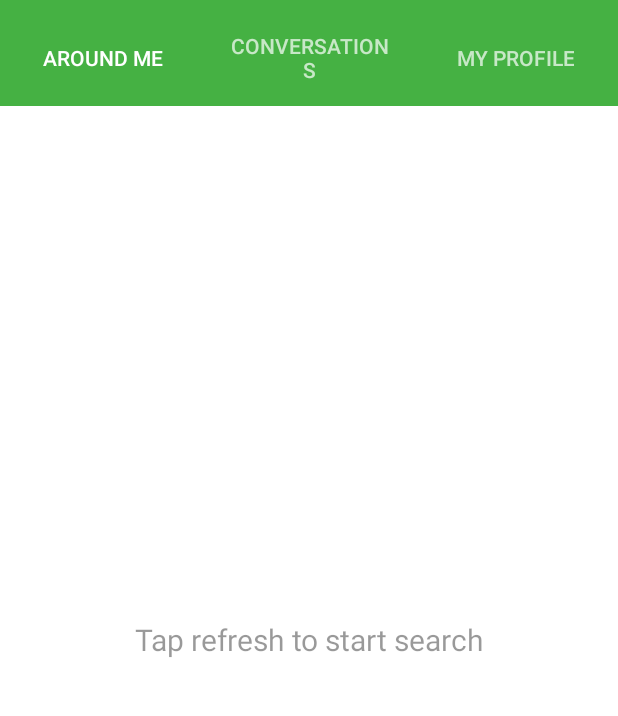
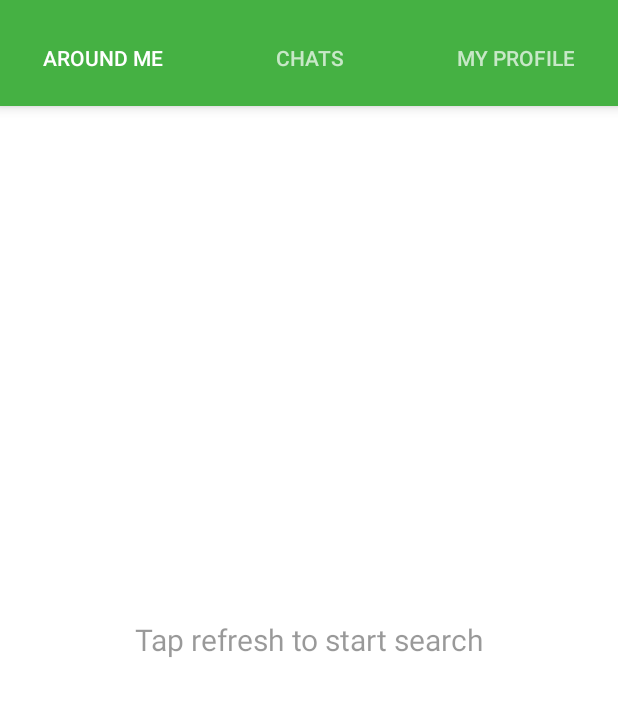
Before and after one commit to Ks89/SPF2ChatDemo, an Android app: the screen it shows after launch (MainActivity), on a phone screen of 412 x 824 dp, the part 62-778 px from its top. Run offline under Robolectric (Android 15) with nearby library versions, the light colour scheme and no system bars; our stand-ins replace ButterKnife; pictures from the network do not load; 6 statements that could not run were skipped.

Commit message:
Toolbar with elevation and changed the name of a tab

```diff
--- a/sPFChatDemo/src/main/res/layout/activity_main.xml
+++ b/sPFChatDemo/src/main/res/layout/activity_main.xml
@@ -13,6 +13,7 @@
         android:layout_height="wrap_content"
         android:layout_gravity="center_horizontal"
         android:background="@color/tab_background"
+        android:elevation="5dp"
         android:maxHeight="5dp"
         android:minHeight="?attr/actionBarSize"
         android:textColor="@color/tab_foreground"
--- a/sPFChatDemo/src/main/res/layout/toolbar.xml
+++ b/sPFChatDemo/src/main/res/layout/toolbar.xml
@@ -6,6 +6,7 @@
         android:id="@+id/toolbar"
         android:layout_width="match_parent"
         android:layout_height="wrap_content"
+        android:elevation="5dp"
         android:minHeight="?attr/actionBarSize"
         app:theme="@style/MyToolbarTheme" />
 </merge>
--- a/sPFChatDemo/src/main/res/values/array.xml
+++ b/sPFChatDemo/src/main/res/values/array.xml
@@ -2,7 +2,7 @@
 <resources>
     <string-array name="main_section_titles">
         <item>Around me</item>
-        <item>Conversations</item>
+        <item>Chats</item>
         <item>My Profile</item>
     </string-array>
 </resources>
```
